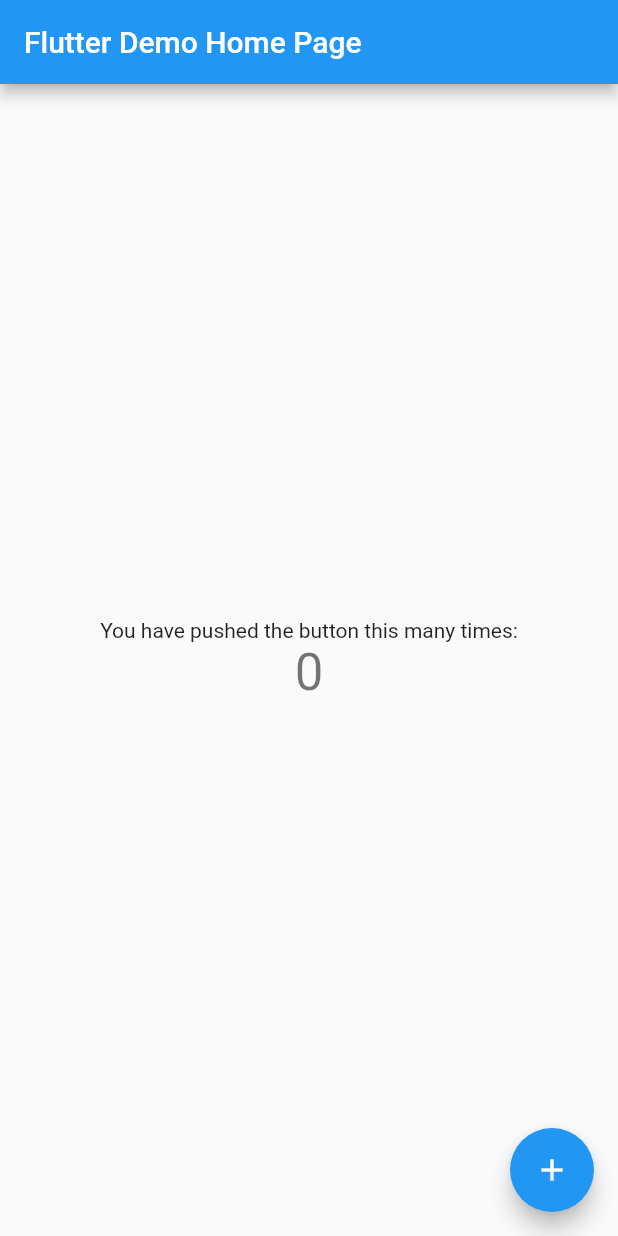
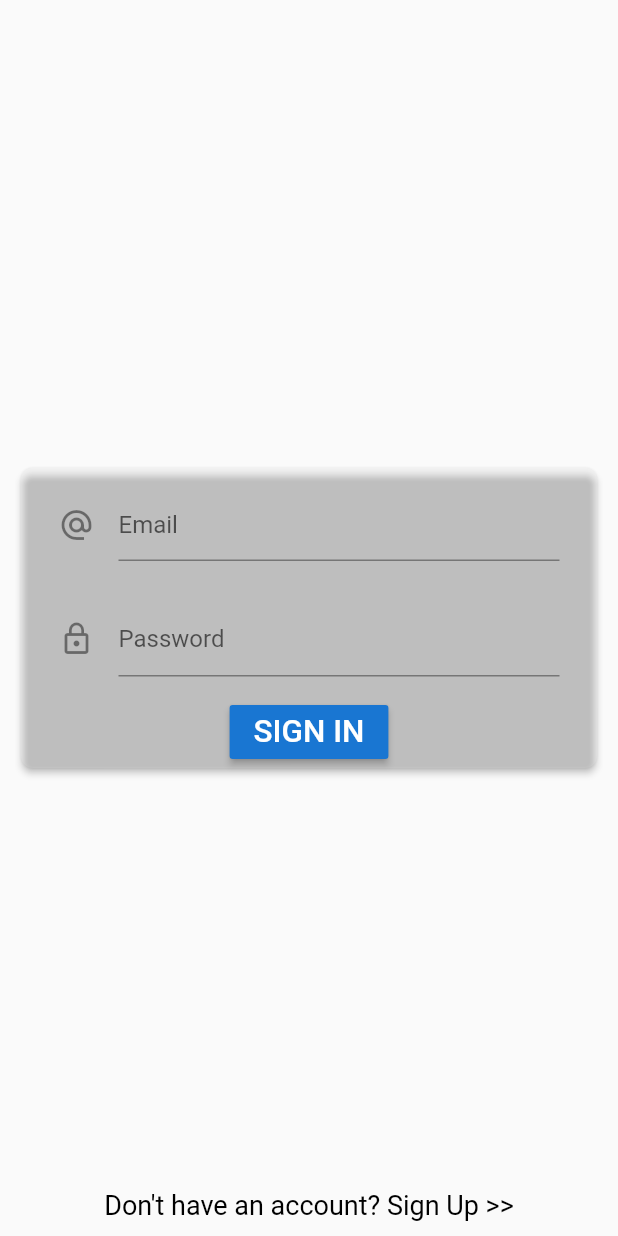
Before and after one commit to lberthod/hypnosis, a Flutter app: the screen it shows after launch, on a phone screen of 412 x 824 dp. Run offline on Flutter 3.47's test engine with Material 2 defaults, Android fonts, the phone set to English and light mode, and no system bars; our stand-ins replace firebase_auth; accounts and stored records are empty.

Commit message:
added Login Page

```diff
--- a/lib/main.dart
+++ b/lib/main.dart
@@ -1,5 +1,5 @@
 import 'package:flutter/material.dart';
-
+import 'package:hypnosis/ui/login.dart';
 void main() => runApp(MyApp());
 
 class MyApp extends StatelessWidget {
@@ -8,6 +8,7 @@ class MyApp extends StatelessWidget {
   Widget build(BuildContext context) {
     return MaterialApp(
       title: 'Flutter Demo',
+      debugShowCheckedModeBanner: false,
       theme: ThemeData(
         // This is the theme of your application.
         //
@@ -20,7 +21,7 @@ class MyApp extends StatelessWidget {
         // is not restarted.
         primarySwatch: Colors.blue,
       ),
-      home: MyHomePage(title: 'Flutter Demo Home Page'),
+      home: LoginView(),
     );
   }
 }
--- /dev/null
+++ b/lib/ui/login.dart
@@ -0,0 +1,274 @@
+import 'package:flutter/material.dart';
+import 'package:firebase_auth/firebase_auth.dart';
+import 'package:hypnosis/utils.dart';
+import 'package:hypnosis/widets.dart';
+
+class LoginView extends StatefulWidget {
+  final Widget child;
+
+  LoginView({Key key, this.child}) : super(key: key);
+
+  _LoginViewState createState() => _LoginViewState();
+}
+
+class _LoginViewState extends State<LoginView> {
+  final _scaffoldKey = GlobalKey<ScaffoldState>();
+
+  final _pageController = PageController(initialPage: 0);
+
+  final _signInPageKey = GlobalKey<FormState>();
+  bool _obscureTextSignIn = true;
+  TextEditingController signInemailController = TextEditingController();
+  TextEditingController signInPasswordController = TextEditingController();
+
+  final _signUpPageKey = GlobalKey<FormState>();
+  bool _obscureTextSignUp = true;
+  TextEditingController signUpemailController = TextEditingController();
+  TextEditingController signUpPasswordController = TextEditingController();
+
+  String _validateEmail(String value) {
+    if (value.isEmpty) return 'Field is required';
+    final RegExp nameExp = RegExp(
+        r'^(([^<>()[\]\\.,;:\s@\"]+(\.[^<>()[\]\\.,;:\s@\"]+)*)|(\".+\"))@((\[[0-9]{1,3}\.[0-9]{1,3}\.[0-9]{1,3}\.[0-9]{1,3}\])|(([a-zA-Z\-0-9]+\.)+[a-zA-Z]{2,}))$');
+    if (!nameExp.hasMatch(value)) return 'Please enter a valid email';
+    return null;
+  }
+
+  String _validatePassword(String value) {
+    if (value.isEmpty) return 'Field is required';
+    if (value.length < 4) return 'Minimum 4 characters';
+    return null;
+  }
+
+  void _toggleSignInPassword() {
+    setState(() {
+      _obscureTextSignIn = !_obscureTextSignIn;
+    });
+  }
+
+  void _toggleSignUpPassword() {
+    setState(() {
+      _obscureTextSignUp = !_obscureTextSignUp;
+    });
+  }
+
+  void _login() async {
+    FirebaseUser user = await AuthUtil.handleSignInEmail(
+            signInemailController.text,
+            signInPasswordController.text.toString())
+        .then((FirebaseUser user) => user)
+        .catchError((error) => WidgetUtils.displaySnackBar(
+            _scaffoldKey.currentState, error.toString(), Colors.red));
+    if (user != null)
+      WidgetUtils.displaySnackBar(_scaffoldKey.currentState, "Logged in");
+  }
+
+  void _register() async {
+    FirebaseUser user = await AuthUtil.handleSignUp(signUpemailController.text,
+            signUpPasswordController.text.toString())
+        .then((FirebaseUser user) => user)
+        .catchError((error) =>
+            WidgetUtils.displaySnackBar(_scaffoldKey.currentState, error));
+    if (user != null) {
+      WidgetUtils.displaySnackBar(_scaffoldKey.currentState, "Registered");
+    }
+  }
+
+  @override
+  Widget build(BuildContext context) {
+    return Scaffold(
+        key: _scaffoldKey,
+        appBar: null,
+        body: Padding(
+          padding: EdgeInsets.only(left: 10.0, right: 10.0),
+          child: PageView(
+            controller: _pageController,
+            children: <Widget>[
+              _buildSignInView(context),
+              _buildSignUpView(context)
+            ],
+          ),
+        ));
+  }
+
+  Widget _buildSignInView(BuildContext context) {
+    final Size _screenSize = MediaQuery.of(context).size;
+    return Stack(
+      fit: StackFit.expand,
+      children: <Widget>[
+        Align(
+            alignment: Alignment.center,
+            child: Form(
+                key: _signInPageKey,
+                child: Card(
+                    elevation: 2.0,
+                    color: Colors.white12,
+                    shape: RoundedRectangleBorder(
+                      borderRadius: BorderRadius.circular(8.0),
+                    ),
+                    child: Container(
+                      height: 200.0,
+                      child: Column(
+                        crossAxisAlignment: CrossAxisAlignment.center,
+                        children: <Widget>[
+                          _buildTextField(
+                              "Email",
+                              "john@doe.com",
+                              signInemailController,
+                              _validateEmail,
+                              Icon(Icons.alternate_email)),
+                          _buildTextField(
+                              'Password',
+                              "Secret",
+                              signInPasswordController,
+                              _validatePassword,
+                              Icon(Icons.lock_outline),
+                              true,
+                              _obscureTextSignIn,
+                              _toggleSignInPassword),
+                          RaisedButton(
+                              color: Theme.of(context).primaryColorDark,
+                              textColor: Colors.white,
+                              child: Text(
+                                'SIGN IN',
+                                textScaleFactor: 1.5,
+                              ),
+                              onPressed: () {
+                                if (_signInPageKey.currentState.validate()) {
+                                  _login();
+                                }
+                              }),
+                        ],
+                      ),
+                    )))),
+        Align(
+          alignment: Alignment.bottomCenter,
+          child: Container(
+            padding: EdgeInsets.only(bottom: 10.0),
+            child: GestureDetector(
+              onTap: () {
+                _pageController.animateToPage(1,
+                    duration: Duration(seconds: 1),
+                    curve: Curves.fastOutSlowIn);
+              },
+              child: Text(
+                "Don't have an account? Sign Up >>",
+                textDirection: TextDirection.ltr,
+                style: TextStyle(color: Colors.black, fontSize: 18),
+              ),
+            ),
+          ),
+        )
+      ],
+    );
+  }
+
+  Widget _buildSignUpView(BuildContext context) {
+    final Size _screenSize = MediaQuery.of(context).size;
+
+    return Stack(
+      fit: StackFit.expand,
+      children: <Widget>[
+        Align(
+            alignment: Alignment.center,
+            child: Form(
+                key: _signUpPageKey,
+                child: Card(
+                  elevation: 2.0,
+                  color: Colors.white12,
+                  shape: RoundedRectangleBorder(
+                    borderRadius: BorderRadius.circular(8.0),
+                  ),
+                  child: Container(
+                    height: 200.0,
+                    child: Column(
+                      crossAxisAlignment: CrossAxisAlignment.center,
+                      children: <Widget>[
+                        _buildTextField(
+                            "Email",
+                            "john@doe.com",
+                            signUpemailController,
+                            _validateEmail,
+                            Icon(Icons.alternate_email)),
+                        _buildTextField(
+                            'Password',
+                            "Secret",
+                            signUpPasswordController,
+                            _validatePassword,
+                            Icon(Icons.lock_outline),
+                            true,
+                            _obscureTextSignUp,
+                            _toggleSignUpPassword),
+                        RaisedButton(
+                            color: Theme.of(context).primaryColorDark,
+                            textColor: Colors.white,
+                            child: Text(
+                              'SIGN UP',
+                              textScaleFactor: 1.5,
+                            ),
+                            onPressed: () {
+                              if (_signUpPageKey.currentState.validate()) {
+                                _register();
+                              }
+                            }),
+                      ],
+                    ),
+                  ),
+                ))),
+        Align(
+          alignment: Alignment.bottomCenter,
+          child: Container(
+            padding: EdgeInsets.only(bottom: 10.0),
+            child: GestureDetector(
+              onTap: () {
+                _pageController.animateToPage(0,
+                    duration: Duration(seconds: 1),
+                    curve: Curves.fastOutSlowIn);
+              },
+              child: Text(
+                "<< Already have an account? Log In",
+                textDirection: TextDirection.ltr,
+                style: TextStyle(color: Colors.black, fontSize: 18),
+              ),
+            ),
+          ),
+        )
+      ],
+    );
+  }
+
+  Widget _buildTextField(String label, String hint,
+      TextEditingController textController, Function validator, Icon icon,
+      [bool secure = false, bool isObscure = false, Function onSuffixTap]) {
+    return Expanded(
+        flex: 1,
+        child: Padding(
+            padding: EdgeInsets.only(left: 25.0, right: 25.0),
+            child: Center(
+              child: TextFormField(
+                controller: textController,
+                keyboardType: TextInputType.text,
+                validator: validator,
+                obscureText: isObscure,
+                decoration: InputDecoration(
+                    contentPadding: EdgeInsets.zero,
+                    icon: icon,
+                    hintText: hint,
+                    labelText: label,
+                    border: null,
+                    errorStyle: TextStyle(height: 0.3),
+                    suffix: secure
+                        ? GestureDetector(
+                            onTap: onSuffixTap,
+                            child: Icon(
+                              isObscure
+                                  ? Icons.visibility
+                                  : Icons.visibility_off,
+                              size: 30.0,
+                            ),
+                          )
+                        : null),
+              ),
+            )));
+  }
+}
--- /dev/null
+++ b/lib/widets.dart
@@ -0,0 +1,13 @@
+import 'package:flutter/material.dart';
+
+class WidgetUtils {
+  static void displaySnackBar(ScaffoldState scaffold, String message,
+      [Color color = Colors.green]) {
+    final snackBar = SnackBar(
+      content: Text(message),
+      backgroundColor: color,
+      duration: Duration(seconds: 1, milliseconds: 500),
+    );
+    scaffold.showSnackBar(snackBar);
+  }
+}
--- a/pubspec.yaml
+++ b/pubspec.yaml
@@ -19,6 +19,9 @@ environment:
 dependencies:
   flutter:
     sdk: flutter
+
+  firebase_auth: ^0.8.4+2
+  cloud_firestore: ^0.9.13+1
 
   # The following adds the Cupertino Icons font to your application.
   # Use with the CupertinoIcons class for iOS style icons.
```
Also changed, not shown: lib/utils.dart (added, +64 -0 lines), pubspec.lock, 2 other files.
